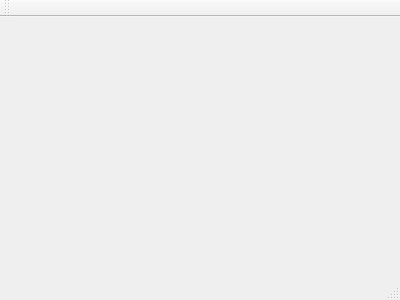
First picture: the form in Vimeo/mainwindow.ui, repository Pradyumna91/Vimeo, before the edit.
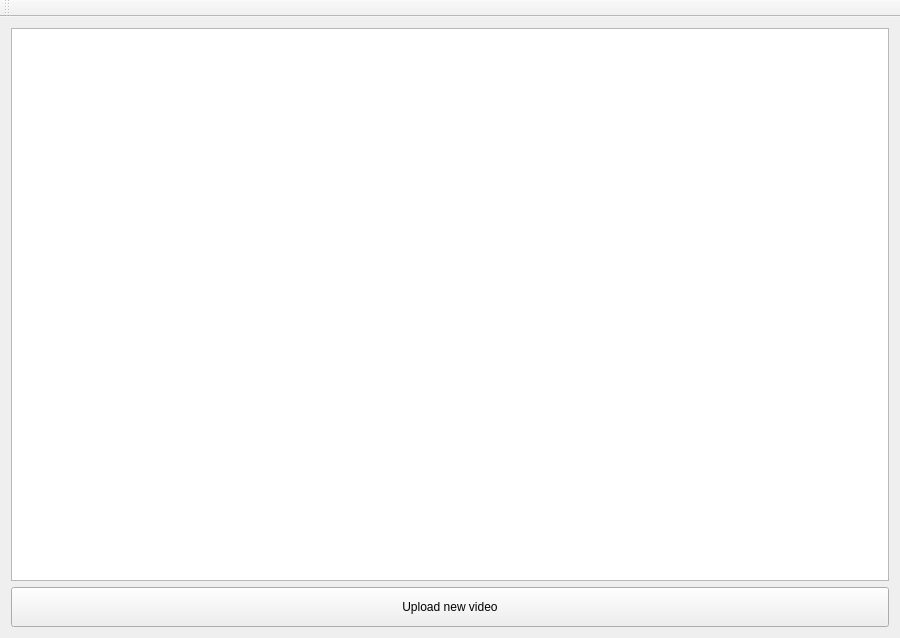
Second picture: the form after the edit.

```diff
--- a/Vimeo/mainwindow.ui
+++ b/Vimeo/mainwindow.ui
@@ -1,24 +1,104 @@
 <ui version="4.0">
  <class>MainWindow</class>
- <widget class="QMainWindow" name="MainWindow" >
-  <property name="geometry" >
+ <widget class="QMainWindow" name="MainWindow">
+  <property name="geometry">
    <rect>
     <x>0</x>
     <y>0</y>
-    <width>400</width>
-    <height>300</height>
+    <width>900</width>
+    <height>638</height>
    </rect>
   </property>
-  <property name="windowTitle" >
-   <string>MainWindow</string>
+  <property name="minimumSize">
+   <size>
+    <width>800</width>
+    <height>600</height>
+   </size>
   </property>
-  <widget class="QMenuBar" name="menuBar" />
-  <widget class="QToolBar" name="mainToolBar" />
-  <widget class="QWidget" name="centralWidget" />
-  <widget class="QStatusBar" name="statusBar" />
+  <property name="windowTitle">
+   <string>Video Venom</string>
+  </property>
+  <widget class="QWidget" name="centralWidget">
+   <property name="minimumSize">
+    <size>
+     <width>800</width>
+     <height>600</height>
+    </size>
+   </property>
+   <layout class="QVBoxLayout" name="verticalLayout_2">
+    <item>
+     <layout class="QVBoxLayout" name="verticalLayout" stretch="0,0">
+      <property name="spacing">
+       <number>6</number>
+      </property>
+      <property name="sizeConstraint">
+       <enum>QLayout::SetNoConstraint</enum>
+      </property>
+      <item>
+       <widget class="QTableView" name="uploadedVideosTable">
+        <property name="showGrid">
+         <bool>false</bool>
+        </property>
+        <attribute name="horizontalHeaderCascadingSectionResizes">
+         <bool>true</bool>
+        </attribute>
+        <attribute name="horizontalHeaderHighlightSections">
+         <bool>false</bool>
+        </attribute>
+       </widget>
+      </item>
+      <item>
+       <widget class="QPushButton" name="btnUploadVideo">
+        <property name="enabled">
+         <bool>true</bool>
+        </property>
+        <property name="sizePolicy">
+         <sizepolicy hsizetype="Minimum" vsizetype="Fixed">
+          <horstretch>0</horstretch>
+          <verstretch>0</verstretch>
+         </sizepolicy>
+        </property>
+        <property name="minimumSize">
+         <size>
+          <width>0</width>
+          <height>40</height>
+         </size>
+        </property>
+        <property name="baseSize">
+         <size>
+          <width>0</width>
+          <height>0</height>
+         </size>
+        </property>
+        <property name="text">
+         <string>Upload new video</string>
+        </property>
+       </widget>
+      </item>
+     </layout>
+    </item>
+   </layout>
+  </widget>
+  <widget class="QMenuBar" name="menuBar">
+   <property name="geometry">
+    <rect>
+     <x>0</x>
+     <y>0</y>
+     <width>900</width>
+     <height>22</height>
+    </rect>
+   </property>
+  </widget>
+  <widget class="QToolBar" name="mainToolBar">
+   <attribute name="toolBarArea">
+    <enum>TopToolBarArea</enum>
+   </attribute>
+   <attribute name="toolBarBreak">
+    <bool>false</bool>
+   </attribute>
+  </widget>
  </widget>
- <layoutDefault spacing="6" margin="11" />
- <pixmapfunction></pixmapfunction>
+ <layoutdefault spacing="6" margin="11"/>
  <resources/>
  <connections/>
 </ui>
```
Left out of the diff: 1 changed line with no effect on the pictures.
